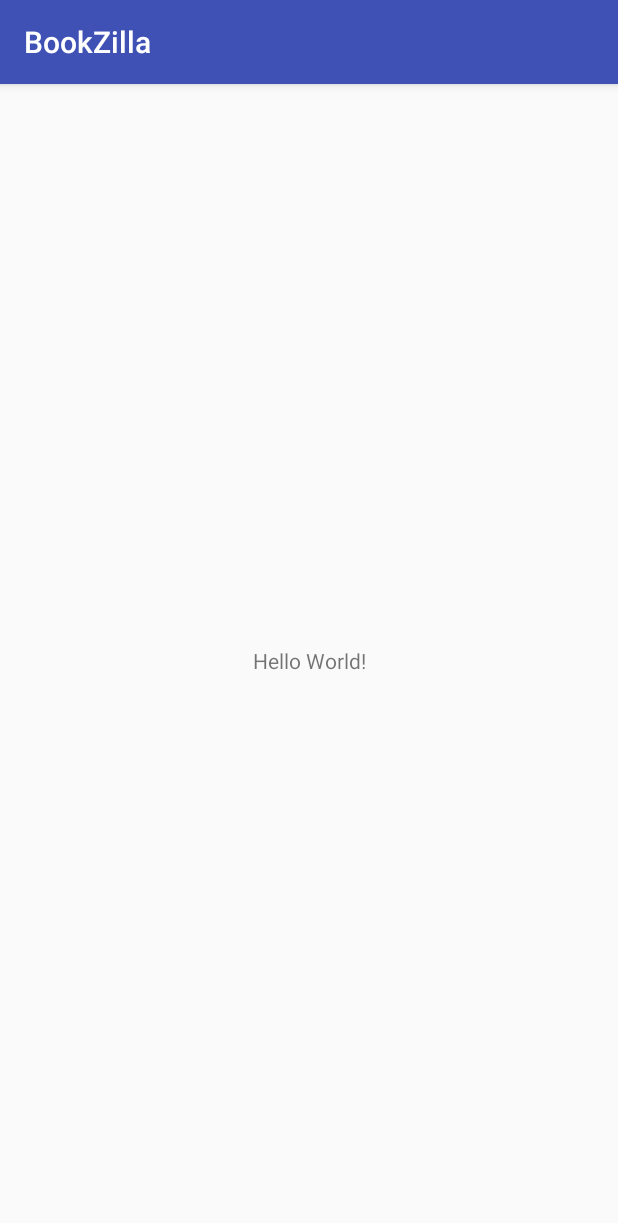
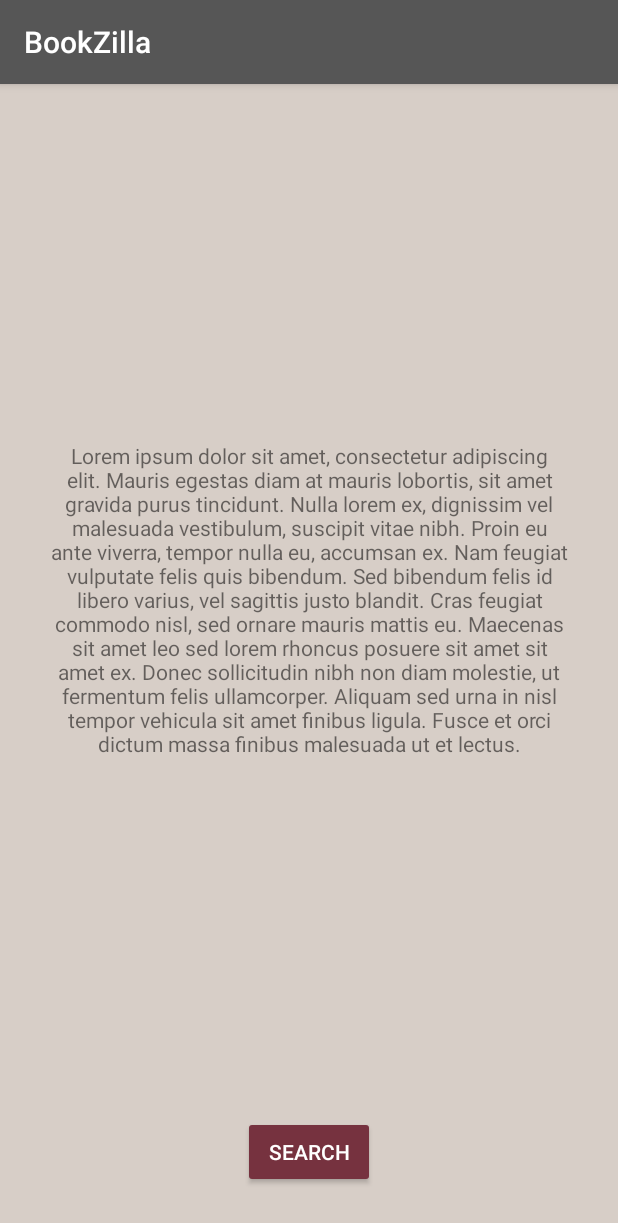
Before and after one commit to nunto/BookZilla, an Android app: the screen it shows after launch (MainActivity), on a phone screen of 412 x 824 dp. Shown: the top 1223 px of the screen. Run offline under Robolectric (Android 15) with nearby library versions, the phone set to English and light mode, and no system bars.

Commit message:
MainActivity started -- Just basic homepage layout and whatnot, still incomplete

```diff
--- a/src/BookZilla/app/build.gradle
+++ b/src/BookZilla/app/build.gradle
@@ -19,6 +19,12 @@ android {
     }
 }
 
+repositories {
+    maven {
+        url 'https://maven.google.com'
+    }
+}
+
 dependencies {
     compile fileTree(dir: 'libs', include: ['*.jar'])
     androidTestCompile('com.android.support.test.espresso:espresso-core:2.2.2', {
--- a/src/BookZilla/app/src/main/AndroidManifest.xml
+++ b/src/BookZilla/app/src/main/AndroidManifest.xml
@@ -16,6 +16,7 @@
                 <category android:name="android.intent.category.LAUNCHER" />
             </intent-filter>
         </activity>
+        <activity android:name=".SearchEntry"></activity>
     </application>
 
 </manifest>
--- a/src/BookZilla/app/src/main/java/a3a04group5/bookzilla/MainActivity.java
+++ b/src/BookZilla/app/src/main/java/a3a04group5/bookzilla/MainActivity.java
@@ -1,7 +1,10 @@
 package a3a04group5.bookzilla;
 
+import android.content.Intent;
 import android.support.v7.app.AppCompatActivity;
 import android.os.Bundle;
+import android.view.View;
+import android.widget.Button;
 
 public class MainActivity extends AppCompatActivity {
 
@@ -9,5 +12,17 @@ public class MainActivity extends AppCompatActivity {
     protected void onCreate(Bundle savedInstanceState) {
         super.onCreate(savedInstanceState);
         setContentView(R.layout.activity_main);
+
+        Button goSearch = (Button) findViewById(R.id.btnSearch);
+
+
+        goSearch.setOnClickListener(new View.OnClickListener() {
+            @Override
+            public void onClick(View view) {
+                Intent intent = new Intent(MainActivity.this, SearchEntry.class);
+                startActivity(intent);
+            }
+        });
+
     }
 }
--- a/src/BookZilla/app/src/main/res/layout/activity_main.xml
+++ b/src/BookZilla/app/src/main/res/layout/activity_main.xml
@@ -4,15 +4,38 @@
     xmlns:tools="http://schemas.android.com/tools"
     android:layout_width="match_parent"
     android:layout_height="match_parent"
+    android:background="@color/background"
     tools:context="a3a04group5.bookzilla.MainActivity">
 
     <TextView
-        android:layout_width="wrap_content"
-        android:layout_height="wrap_content"
-        android:text="Hello World!"
-        app:layout_constraintBottom_toBottomOf="parent"
+        android:layout_height="0dp"
+        android:layout_width="0dp"
+        android:id="@+id/textView"
+        android:layout_margin="16dp"
+        android:layout_marginBottom="8dp"
+        android:layout_marginLeft="16dp"
+        android:layout_marginRight="16dp"
+        android:layout_marginTop="48dp"
+        android:gravity="center"
+        android:padding="16dp"
+        android:text="@string/app_description"
+        app:layout_constraintBottom_toTopOf="@+id/btnSearch"
+        app:layout_constraintHorizontal_bias="0.0"
         app:layout_constraintLeft_toLeftOf="parent"
         app:layout_constraintRight_toRightOf="parent"
         app:layout_constraintTop_toTopOf="parent" />
 
+    <Button
+        android:id="@+id/btnSearch"
+        android:layout_width="wrap_content"
+        android:layout_height="wrap_content"
+        android:text="@string/btn_search"
+        app:layout_constraintBottom_toBottomOf="parent"
+        android:layout_marginBottom="32dp"
+        android:layout_marginRight="8dp"
+        app:layout_constraintRight_toRightOf="parent"
+        android:layout_marginLeft="8dp"
+        app:layout_constraintLeft_toLeftOf="parent"
+        android:theme="@style/SearchButton"
+        android:textColor="@android:color/white"/>
 </android.support.constraint.ConstraintLayout>
--- a/src/BookZilla/app/src/main/res/values/colors.xml
+++ b/src/BookZilla/app/src/main/res/values/colors.xml
@@ -1,6 +1,8 @@
 <?xml version="1.0" encoding="utf-8"?>
 <resources>
-    <color name="colorPrimary">#3F51B5</color>
-    <color name="colorPrimaryDark">#303F9F</color>
-    <color name="colorAccent">#FF4081</color>
+    <color name="colorPrimary">#565656</color>
+    <color name="colorPrimaryDark">#323232</color>
+    <color name="colorAccent">#76323f</color>
+    <color name="background">#D7CEC7</color>
+    <color name="search_pressed">#602732</color>
 </resources>
--- a/src/BookZilla/app/src/main/res/values/strings.xml
+++ b/src/BookZilla/app/src/main/res/values/strings.xml
@@ -1,3 +1,5 @@
 <resources>
     <string name="app_name">BookZilla</string>
+    <string name="app_description">Lorem ipsum dolor sit amet, consectetur adipiscing elit. Mauris egestas diam at mauris lobortis, sit amet gravida purus tincidunt. Nulla lorem ex, dignissim vel malesuada vestibulum, suscipit vitae nibh. Proin eu ante viverra, tempor nulla eu, accumsan ex. Nam feugiat vulputate felis quis bibendum. Sed bibendum felis id libero varius, vel sagittis justo blandit. Cras feugiat commodo nisl, sed ornare mauris mattis eu. Maecenas sit amet leo sed lorem rhoncus posuere sit amet sit amet ex. Donec sollicitudin nibh non diam molestie, ut fermentum felis ullamcorper. Aliquam sed urna in nisl tempor vehicula sit amet finibus ligula. Fusce et orci dictum massa finibus malesuada ut et lectus.</string>
+    <string name="btn_search">Search</string>
 </resources>
--- a/src/BookZilla/app/src/main/res/values/styles.xml
+++ b/src/BookZilla/app/src/main/res/values/styles.xml
@@ -8,4 +8,9 @@
         <item name="colorAccent">@color/colorAccent</item>
     </style>
 
+    <style name="SearchButton" parent="Theme.AppCompat.Light">
+        <item name="colorControlHighlight">@color/search_pressed</item>
+        <item name="colorButtonNormal">@color/colorAccent</item>
+    </style>
+
 </resources>
```
Also changed, not shown: src/BookZilla/app/src/main/java/a3a04group5/bookzilla/SearchEntry.java (added, +13 -0 lines), src/BookZilla/app/src/main/res/layout/activity_search_entry.xml (added, +10 -0 lines).
